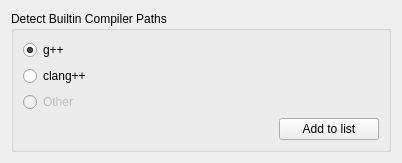
zaufi/kate-cpp-helper-plugin, file src/detect_compiler_paths.ui: the form before one commit.
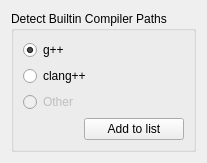
The form after the commit. Custom widgets are drawn as their Qt base class.

Commit message: remove redundand tags from UI files

Diff of the .ui file:
```diff
--- a/src/detect_compiler_paths.ui
+++ b/src/detect_compiler_paths.ui
@@ -2,14 +2,6 @@
 <ui version="4.0">
  <class>DetectCompilerPathsWidget</class>
  <widget class="QWidget" name="DetectCompilerPathsWidget">
-  <property name="geometry">
-   <rect>
-    <x>0</x>
-    <y>0</y>
-    <width>402</width>
-    <height>150</height>
-   </rect>
-  </property>
   <property name="windowTitle">
    <string>Form</string>
   </property>
```
Left out of the diff: 2 changed lines with no effect on the pictures. The commit also changes 4 other files.
